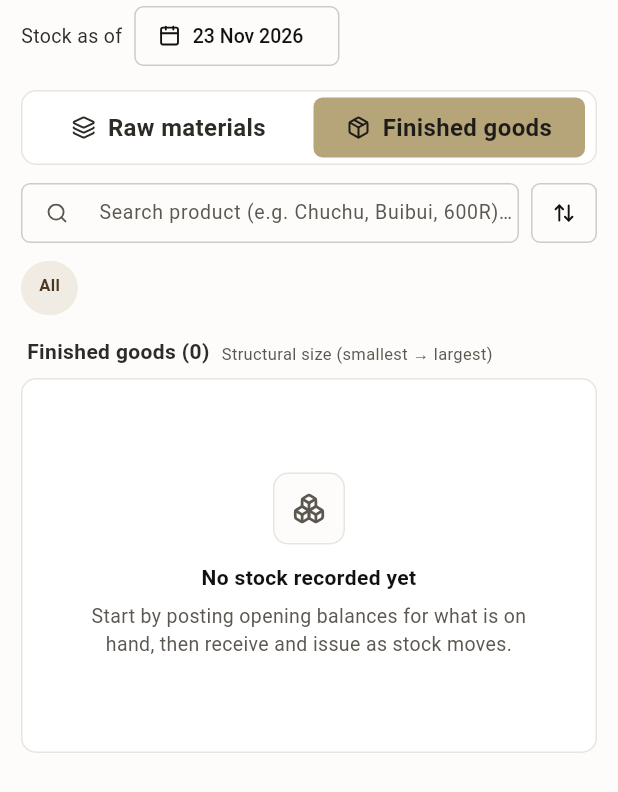
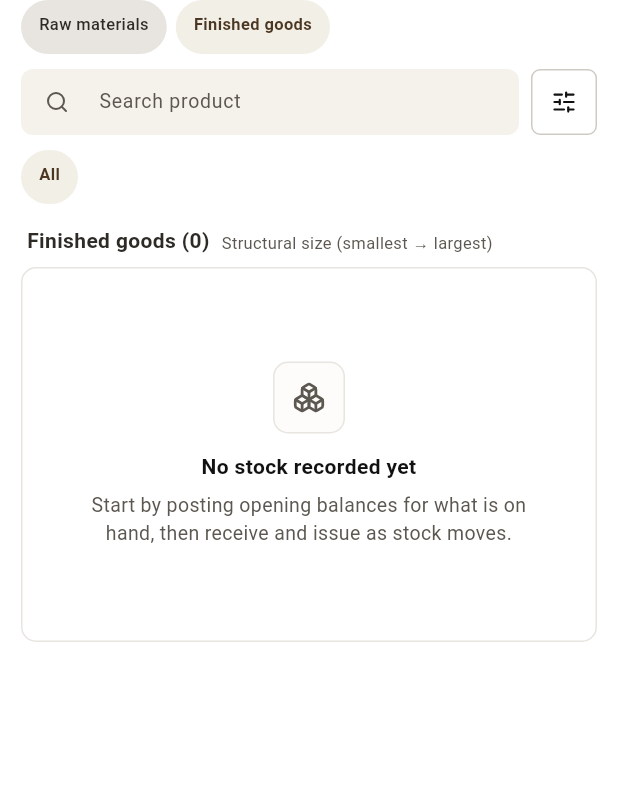
Before and after one commit to SwahziTech/MOIS, a Flutter app: the StockPage screen opened directly, on a phone screen of 412 x 824 dp. Shown: the top 792 px of the screen. Run offline on Flutter 3.47's test engine with Material 3 defaults, Android fonts, the phone set to English and light mode, and no system bars; our stand-ins replace connectivity_plus, lucide_icons_flutter, sembast, shared_preferences, supabase_flutter; accounts and stored records are empty; Roboto replaces fonts that are missing (GoogleSans).

Commit message:
Native app Stock in the user's layout: Raw materials / Finished goods with a small Store dropdown on the right; search with Filter / Sort (sort, zero stock, stock as of); one row of chips; compact rows (name; category · curing · to collect · rejects; figure); tap opens colours, actions and history; + actions bottom right
Co-Authored-By: Claude Opus 5.5 <noreply@anthropic.com>

```diff
--- a/lib/pages/stock.dart
+++ b/lib/pages/stock.dart
@@ -199,83 +199,90 @@ class _StockPageState extends State<StockPage> {
     final chipItems = isProducts
         ? [for (final c in categoryChipItems(cats, (c) => c['status'] == 'active')) ChipItem(c.id, c.label, c.children?.map((k) => ChipItem(k.id, k.label)).toList())]
         : materialChips.values.toList();
-    return RefreshIndicator(
+    final narrowed = _showZero || _asOf.isNotEmpty || _sortBy != 'size';
+    // the user's Stock layout (2026-11-23): tabs with a small Store dropdown on the right;
+    // search with Filter / Sort beside it; one row of chips; compact rows; + actions bottom right
+    return Scaffold(
+      backgroundColor: Colors.transparent,
+      floatingActionButton: allowed.isEmpty
+          ? null
+          : PopupMenuButton<String>(
+              tooltip: 'Stock actions',
+              onSelected: (k) => _post(k),
+              itemBuilder: (_) => [for (final k in allowed) PopupMenuItem(value: k, child: Text(movementTypes[k]!.label))],
+              child: Container(
+                width: 56, height: 56,
+                decoration: BoxDecoration(color: t.dark ? C.khaki : C.charcoal, borderRadius: BorderRadius.circular(14)),
+                child: Icon(LucideIcons.plus, color: t.dark ? C.charcoal : Colors.white),
+              ),
+            ),
+      body: RefreshIndicator(
       onRefresh: () async { await Refs.load(fresh: true); await _load(); },
-      child: ListView(padding: const EdgeInsets.fromLTRB(14, 0, 14, 24), children: [
+      child: ListView(padding: const EdgeInsets.fromLTRB(14, 0, 14, 88), children: [
         OfflineNote(_savedAt),
-        // Stock as of
         Row(children: [
-          Text('Stock as of', style: TextStyle(fontSize: Fs.sm, color: t.textSecondary)),
+          for (final (k, label) in const [('materials', 'Raw materials'), ('products', 'Finished goods')]) ...[
+            Chip2(label, on: _view == k, onTap: () => setState(() { _view = k; _chip = ''; _warehouseId = ''; })),
+            const SizedBox(width: 6),
+          ],
+          const Spacer(),
+          if (stores.length > 1)
+            PopupMenuButton<String>(
+              tooltip: 'Store',
+              initialValue: _warehouseId,
+              onSelected: (v) { setState(() => _warehouseId = v); _loadToCollect(); },
+              itemBuilder: (_) => [
+                const PopupMenuItem(value: '', child: Text('All stores')),
+                for (final w in stores) PopupMenuItem(value: w.id, child: Text(branchId.isEmpty ? warehouseLabel(w) : w.name)),
+              ],
+              child: Container(
+                padding: const EdgeInsets.symmetric(horizontal: 10, vertical: 8),
+                constraints: const BoxConstraints(maxWidth: 120),
+                decoration: BoxDecoration(border: Border.all(color: t.borderStrong), borderRadius: BorderRadius.circular(6)),
+                child: Row(mainAxisSize: MainAxisSize.min, children: [
+                  Flexible(child: Text(_warehouseId.isEmpty ? 'All stores' : (r.store(_warehouseId)?.name ?? ''), maxLines: 1, overflow: TextOverflow.ellipsis, style: const TextStyle(fontSize: Fs.xs))),
+                  const Icon(LucideIcons.chevronDown, size: 14),
+                ]),
+              ),
+            ),
+        ]),
+        const SizedBox(height: 10),
+        Row(children: [
+          Expanded(
+            child: SizedBox(
+              height: 44,
+              child: TextField(
+                onChanged: (v) => setState(() => _q = v),
+                style: const TextStyle(fontSize: Fs.sm),
+                decoration: InputDecoration(
+                  hintText: isProducts ? 'Search product' : 'Search material', fillColor: t.soft, contentPadding: EdgeInsets.zero,
+                  prefixIcon: Icon(LucideIcons.search, size: 16, color: t.textMuted),
+                  border: OutlineInputBorder(borderRadius: BorderRadius.circular(8), borderSide: BorderSide.none),
+                  enabledBorder: OutlineInputBorder(borderRadius: BorderRadius.circular(8), borderSide: BorderSide.none),
+                ),
+              ),
+            ),
+          ),
           const SizedBox(width: 8),
-          OutlinedButton.icon(
-            onPressed: () async {
-              final d = await showDatePicker(context: context, initialDate: DateTime.parse(_asOf.isEmpty ? today : _asOf), firstDate: DateTime(2024), lastDate: DateTime.parse(today));
-              if (d == null) return;
-              final v = iso(d) == today ? '' : iso(d);
-              setState(() { _asOf = v; _loading = true; });
-              _load(v);
-            },
-            icon: const Icon(LucideIcons.calendar, size: 15),
-            label: Text(tableDate(_asOf.isEmpty ? today : _asOf)!),
+          SizedBox(
+            width: 44, height: 44,
+            child: OutlinedButton(
+              style: OutlinedButton.styleFrom(padding: EdgeInsets.zero, side: BorderSide(color: narrowed ? C.khaki : t.borderStrong)),
+              onPressed: () => _filterSort(context),
+              child: Badge(isLabelVisible: narrowed, smallSize: 7, backgroundColor: C.khaki, child: const Icon(LucideIcons.slidersHorizontal, size: 17)),
+            ),
           ),
         ]),
-        const SizedBox(height: 12),
-        // .sk-tabs
-        Container(
-          padding: const EdgeInsets.all(4),
-          decoration: BoxDecoration(color: t.surface, border: Border.all(color: t.border), borderRadius: BorderRadius.circular(10)),
+        const SizedBox(height: 10),
+        SingleChildScrollView(
+          scrollDirection: Axis.horizontal,
           child: Row(children: [
-            for (final (k, label, icon) in const [('materials', 'Raw materials', LucideIcons.layers), ('products', 'Finished goods', LucideIcons.package)])
-              Expanded(
-                child: Padding(
-                  padding: const EdgeInsets.symmetric(horizontal: 3),
-                  child: Material(
-                    color: _view == k ? C.khaki : Colors.transparent,
-                    borderRadius: BorderRadius.circular(6),
-                    child: InkWell(
-                      borderRadius: BorderRadius.circular(6),
-                      onTap: () => setState(() { _view = k; _chip = ''; _warehouseId = ''; }),
-                      child: SizedBox(height: 40, child: Row(mainAxisAlignment: MainAxisAlignment.center, children: [
-                        Icon(icon, size: 16, color: _view == k ? const Color(0xFF1E1C19) : t.textSecondary),
-                        const SizedBox(width: 8),
-                        Text(label, style: TextStyle(fontWeight: FontWeight.w600, fontSize: Fs.md, color: _view == k ? const Color(0xFF1E1C19) : t.textSecondary)),
-                      ])),
-                    ),
-                  ),
-                ),
-              ),
+            Chip2('All', on: _chip.isEmpty, onTap: () => setState(() => _chip = '')),
+            for (final c in chipItems) ...[const SizedBox(width: 6), Chip2(c.label, on: _chip == c.id, onTap: () => setState(() => _chip = _chip == c.id ? '' : c.id))],
           ]),
         ),
-        const SizedBox(height: 12),
-        ListToolbar(
-          placeholder: isProducts ? 'Search product (e.g. Chuchu, Buibui, 600R)…' : 'Search material (e.g. Huaxin, Rangi)…',
-          onSearch: (v) => setState(() => _q = v),
-          sort: SortSpec(value: _sortBy, onChange: (v) => setState(() => _sortBy = v),
-              options: [for (final e in _sortLabel.entries) (e.key, isProducts || e.key != 'size' ? e.value : 'Material order (cement → steel)')]),
-          filters: [
-            FilterSpec(key: 'store', label: 'Store', value: _warehouseId, onChange: (v) { setState(() => _warehouseId = v); _loadToCollect(); },
-                options: [('', 'All stores'), for (final w in stores) (w.id, warehouseLabel(w))]),
-            FilterSpec(key: 'zero', label: 'Zero stock', value: _showZero ? 'show' : '', onChange: (v) => setState(() => _showZero = v == 'show'),
-                options: const [('', 'Hide'), ('show', 'Show')]),
-          ],
-          trailing: [
-            if (allowed.isNotEmpty)
-              PopupMenuButton<String>(
-                tooltip: 'Stock actions',
-                onSelected: (k) => _post(k),
-                itemBuilder: (_) => [for (final k in allowed) PopupMenuItem(value: k, child: Text(movementTypes[k]!.label))],
-                child: Container(
-                  height: 40, padding: const EdgeInsets.symmetric(horizontal: 12),
-                  decoration: BoxDecoration(color: t.dark ? C.khaki : C.charcoal, borderRadius: BorderRadius.circular(6)),
-                  child: Row(children: [
-                    Icon(LucideIcons.plus, size: 15, color: t.dark ? C.charcoal : Colors.white),
-                    Icon(LucideIcons.chevronDown, size: 14, color: t.dark ? C.charcoal : Colors.white),
-                  ]),
-                ),
-              ),
-          ],
-        ),
-        ChipRow(items: chipItems, value: _chip, onChange: (v) => setState(() => _chip = v)),
+        if (_asOf.isNotEmpty) Padding(padding: const EdgeInsets.only(top: 8), child: Alert('Stock as of ${dateText(_asOf)}', tone: Tone.info,
+            action: TextButton(onPressed: () { setState(() { _asOf = ''; _loading = true; }); _load(''); }, child: const Text('Today')))),
         const SizedBox(height: 10),
         // .sk-head
         Padding(
@@ -290,15 +297,124 @@ class _StockPageState extends State<StockPage> {
               title: _balances.isNotEmpty ? 'Nothing in this view' : 'No stock recorded yet',
               description: _balances.isNotEmpty ? 'Change the search, chips or filters to see more.' : 'Start by posting opening balances for what is on hand, then receive and issue as stock moves.'))
         else
-          for (final c in shown) _card(context, c, allowed),
+          for (final c in shown) _row(context, c, allowed),
         if (shown.isNotEmpty)
           Padding(
             padding: const EdgeInsets.only(top: 4),
             child: PlHelp('${_asOf.isNotEmpty ? 'Stock at the end of ${dateText(_asOf)}, from movements dated up to then. ' : ''}Calculated from posted movements — see Movements for the full history.'),
           ),
       ]),
+      ),
     );
   }
+
+  double _toCollectOf(_Card c) {
+    if (c.item.isProduct && c.byColour.isEmpty) return _toCollect['${c.item.id}|'] ?? 0;
+    final byCol = c.byColour.keys.fold<double>(0, (s, col) => s + (_toCollect['${c.item.id}|$col'] ?? 0));
+    return byCol > 0 ? byCol : (_toCollect['${c.item.id}|'] ?? 0);
+  }
+
+  /// One compact row (the user's format): name; category · curing · to collect · rejects; the figure on the right
+  Widget _row(BuildContext context, _Card c, List<String> allowed) {
+    final t = context.tk;
+    final mu = !isProducts ? mainUnitOf(c.item) : null;
+    final level = branchId.isNotEmpty ? (_reorder[branchId]?[c.item.id]) : null;
+    final collect = _toCollectOf(c);
+    final fig = mu != null ? '${qtyText(_round(c.total / mu.factor))} ${_unit(mu.id)}' : '${qtyText(_round(c.total))} ${_unit(c.unitId)}';
+    final sub = mu != null ? '${qtyText(_round(c.total))} ${_unit(c.unitId)}' : (_pcsOf(c, c.total) != null ? '${qtyText(_pcsOf(c, c.total))} pcs' : (!isProducts ? _altOf(c, c.total) : null));
+    final notes = [
+      (isProducts ? c.item.category : c.item.materialCategory) ?? '',
+      if (c.curing > 0) 'curing ${qtyText(_round(c.curing))}',
+      if (collect > 0) 'to collect ${qtyText(_round(collect))}',
+      if (c.rejects > 0) 'rejects ${qtyText(_round(c.rejects))}',
+    ].where((x) => x.isNotEmpty).join(' · ');
+    final flag = c.total < 0 ? 'BELOW ZERO' : (c.total <= 0 && c.curing <= 0) ? 'OUT' : (c.total > 0 && level != null && c.total < level) ? 'LOW' : null;
+    return Padding(
+      padding: const EdgeInsets.only(bottom: 8),
+      child: Material(
+        color: t.surface,
+        shape: RoundedRectangleBorder(borderRadius: BorderRadius.circular(10), side: BorderSide(color: t.border)),
+        child: InkWell(
+          borderRadius: BorderRadius.circular(10),
+          onTap: () => _details(c, allowed),
+          child: Padding(
+            padding: const EdgeInsets.fromLTRB(14, 12, 14, 12),
+            child: Row(children: [
+              Expanded(
+                child: Column(crossAxisAlignment: CrossAxisAlignment.start, children: [
+                  Row(children: [
+                    Flexible(child: Text(c.item.name, maxLines: 1, overflow: TextOverflow.ellipsis, style: const TextStyle(fontWeight: FontWeight.w600, fontSize: Fs.md))),
+                    if (flag != null) ...[
+                      const SizedBox(width: 6),
+                      Container(
+                        padding: const EdgeInsets.symmetric(horizontal: 5),
+                        decoration: BoxDecoration(border: Border.all(color: C.error), borderRadius: BorderRadius.circular(4)),
+                        child: Text(flag, style: const TextStyle(fontSize: 9.5, fontWeight: FontWeight.w700, color: C.error)),
+                      ),
+                    ],
+                  ]),
+                  const SizedBox(height: 3),
+                  Text(notes, style: TextStyle(fontSize: Fs.sm, color: t.textMuted)),
+                ]),
+              ),
+              const SizedBox(width: 10),
+              Column(crossAxisAlignment: CrossAxisAlignment.end, children: [
+                Text(fig, style: TextStyle(fontWeight: FontWeight.w700, fontSize: Fs.md, color: c.total < 0 ? C.error : null)),
+                if (sub != null) Text(sub, style: TextStyle(fontSize: Fs.xs, color: t.textMuted)),
+              ]),
+            ]),
+          ),
+        ),
+      ),
+    );
+  }
+
+  /// Tapping a row: its colour boxes, actions (the web card) and its history
+  void _details(_Card c, List<String> allowed) {
+    final mu = mainUnitOf(c.item);
+    showModal(context, title: c.item.name, body: (ctx) => Column(crossAxisAlignment: CrossAxisAlignment.stretch, children: [
+      _card(ctx, c, allowed),
+      ItemHistoryList(
+        item: c.item, branchId: branchId.isEmpty ? null : branchId, refs: _refs!,
+        factor: mu?.factor ?? 1, symbol: _unit(mu?.id ?? c.item.stockUnitId), stockSymbol: _unit(c.item.stockUnitId),
+      ),
+    ]));
+  }
+
+  /// Filter / Sort: sort, zero stock, stock as of a date
+  void _filterSort(BuildContext context) => showModalBottomSheet(
+        context: context,
+        builder: (ctx) => SafeArea(
+          child: StatefulBuilder(builder: (ctx, set) => ListView(shrinkWrap: true, padding: const EdgeInsets.fromLTRB(16, 0, 16, 16), children: [
+            const Padding(padding: EdgeInsets.only(bottom: 6), child: PlLabel('Sort')),
+            for (final e in _sortLabel.entries)
+              ListTile(
+                dense: true, contentPadding: EdgeInsets.zero,
+                title: Text(isProducts || e.key != 'size' ? e.value : 'Material order (cement → steel)'),
+                trailing: _sortBy == e.key ? const Icon(LucideIcons.check, size: 16) : null,
+                onTap: () { setState(() => _sortBy = e.key); Navigator.pop(ctx); },
+              ),
+            const Padding(padding: EdgeInsets.only(top: 10, bottom: 2), child: PlLabel('Show')),
+            SwitchListTile(
+              dense: true, contentPadding: EdgeInsets.zero, value: _showZero, title: const Text('Zero stock'),
+              onChanged: (v) { setState(() => _showZero = v); set(() {}); },
+            ),
+            ListTile(
+              dense: true, contentPadding: EdgeInsets.zero,
+              title: const Text('Stock as of'),
+              trailing: Text(tableDate(_asOf.isEmpty ? today : _asOf)!),
+              onTap: () async {
+                final d = await showDatePicker(context: ctx, initialDate: DateTime.parse(_asOf.isEmpty ? today : _asOf), firstDate: DateTime(2024), lastDate: DateTime.parse(today));
+                if (d == null) return;
+                final v = iso(d) == today ? '' : iso(d);
+                if (ctx.mounted) Navigator.pop(ctx);
+                setState(() { _asOf = v; _loading = true; });
+                _load(v);
+              },
+            ),
+          ])),
+        ),
+      );
 
   Widget _card(BuildContext context, _Card c, List<String> allowed) {
     final r = _refs!;
@@ -337,7 +453,7 @@ class _StockPageState extends State<StockPage> {
       decoration: BoxDecoration(color: t.surface, border: Border.all(color: t.border), borderRadius: BorderRadius.circular(10)),
       child: InkWell(
         borderRadius: BorderRadius.circular(10),
-        onTap: () => _history(c.item),
+        onTap: null,
         child: Padding(
           padding: const EdgeInsets.fromLTRB(14, 12, 14, 12),
           child: Column(crossAxisAlignment: CrossAxisAlignment.stretch, children: [
@@ -424,14 +540,6 @@ class _StockPageState extends State<StockPage> {
           '${b['warehouse_id']}|${b['material_id'] != null ? 'm:${b['material_id']}' : 'p:${b['product_id']}'}${b['color_id'] != null ? '|c:${b['color_id']}' : ''}': n(b['quantity']),
       };
 
-  void _history(Item item) {
-    final mu = mainUnitOf(item);
-    showModal(context, title: item.name, body: (ctx) => ItemHistoryList(
-      item: item, branchId: branchId.isEmpty ? null : branchId, refs: _refs!,
-      factor: mu?.factor ?? 1, symbol: _unit(mu?.id ?? item.stockUnitId), stockSymbol: _unit(item.stockUnitId),
-    ));
-  }
-
   Future<void> _post(String type, [String? itemKey]) async {
     final done = await Navigator.push<bool>(context, MaterialPageRoute(builder: (_) => MovementPage(
       type: type, refs: _refs!, balances: _balanceMap, defaultWarehouseId: _warehouseId, defaultItemKey: itemKey, kind: isProducts ? 'product' : 'material',
```
